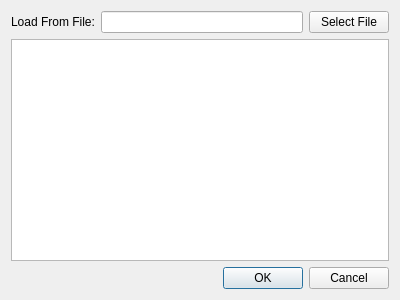
This is src/dialogs/LoadNewTypesDialog.ui in rizinorg/cutter as Qt 5 draws it before an edit. The edited form follows.
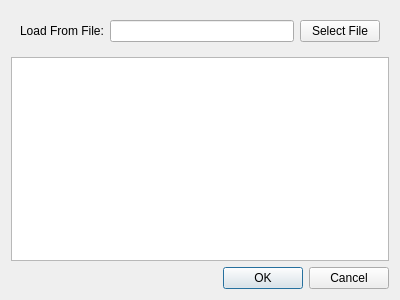
This is the edited form.

The edit to the form file:
```diff
--- a/src/dialogs/LoadNewTypesDialog.ui
+++ b/src/dialogs/LoadNewTypesDialog.ui
@@ -15,6 +15,7 @@
   </property>
   <layout class="QVBoxLayout" name="verticalLayout">
    <item>
+    <widget class="QWidget" name="layoutWidget" native="true">
     <layout class="QHBoxLayout" name="horizontalLayout">
      <item>
       <widget class="QLabel" name="filenameLabel">
@@ -38,6 +39,7 @@
       </widget>
      </item>
     </layout>
+    </widget>
    </item>
    <item>
     <widget class="QPlainTextEdit" name="plainTextEdit">
```
Lines whose indentation alone changed are shown as unchanged.
